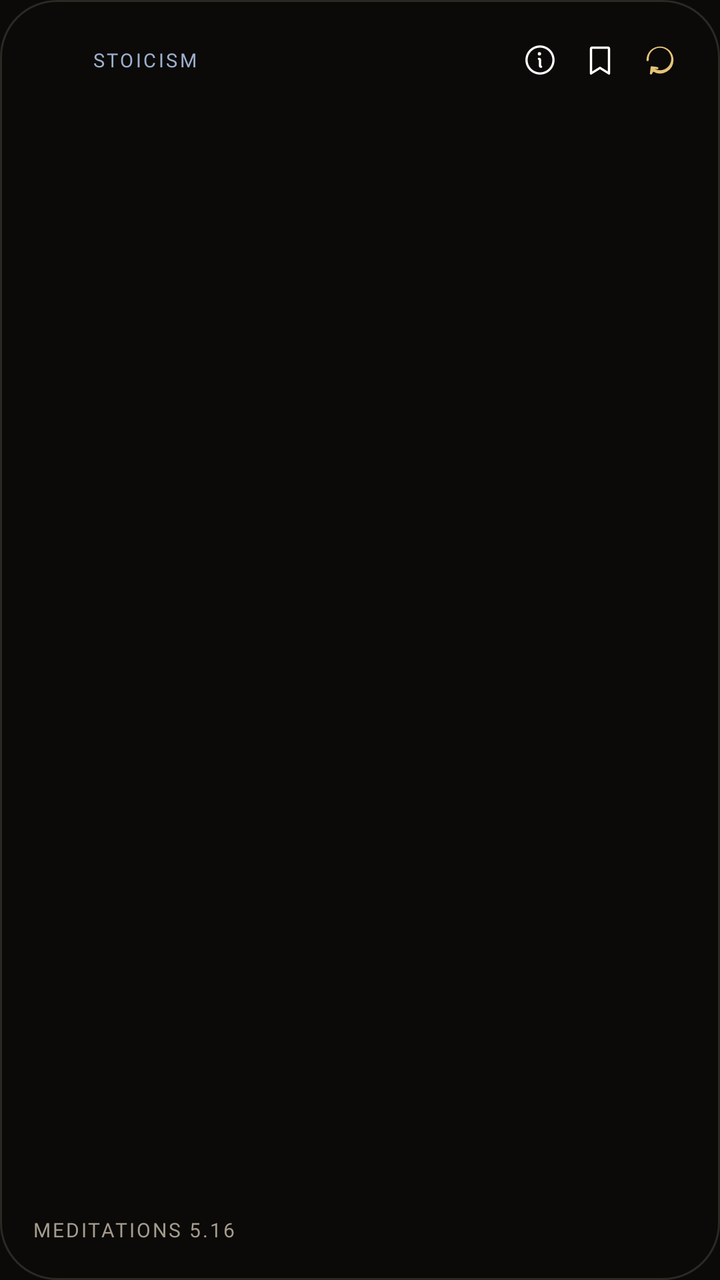
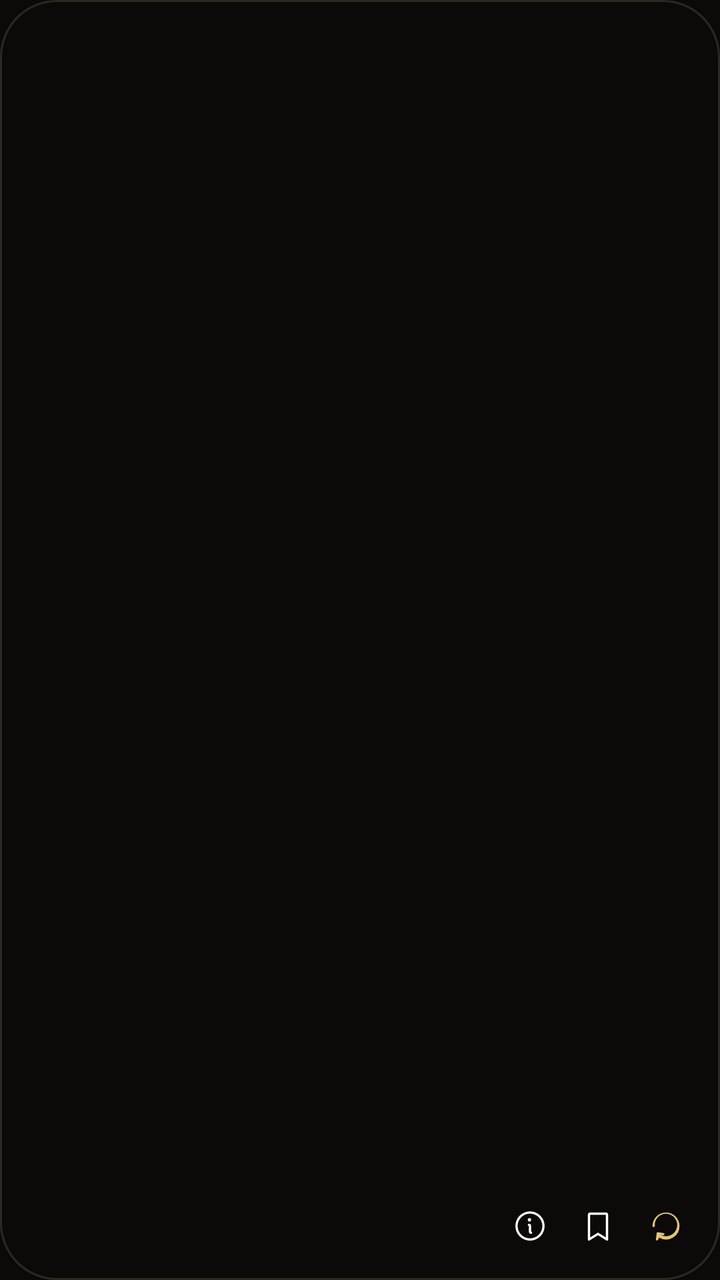

An Android layout rendered at two revisions. The XML below is the earlier revision; the diff shows what the commit changed to produce the second picture.
<!-- AndroidManifest.xml: application theme Theme.Fathom.Starting -->
<!-- res/layout/widget_daily_wisdom.xml -->
<?xml version="1.0" encoding="utf-8"?>
<FrameLayout xmlns:android="http://schemas.android.com/apk/res/android"
    android:id="@+id/widget_root"
    android:layout_width="match_parent"
    android:layout_height="match_parent"
    android:background="@drawable/widget_card_background">

    <ImageView
        android:id="@+id/widget_background"
        android:layout_width="match_parent"
        android:layout_height="match_parent"
        android:importantForAccessibility="no"
        android:scaleType="fitXY" />

    <LinearLayout
        android:layout_width="match_parent"
        android:layout_height="match_parent"
        android:orientation="vertical"
        android:padding="16dp">

        <RelativeLayout
            android:layout_width="match_parent"
            android:layout_height="wrap_content">

            <ImageView
                android:id="@+id/widget_emblem"
                android:layout_width="22dp"
                android:layout_height="22dp"
                android:layout_alignParentStart="true"
                android:layout_centerVertical="true"
                android:importantForAccessibility="no" />

            <TextView
                android:id="@+id/widget_tradition_badge"
                android:layout_width="wrap_content"
                android:layout_height="wrap_content"
                android:layout_centerVertical="true"
                android:layout_marginStart="8dp"
                android:layout_marginEnd="8dp"
                android:layout_toEndOf="@id/widget_emblem"
                android:layout_toStartOf="@id/widget_actions_container"
                android:ellipsize="end"
                android:fontFamily="@font/geist"
                android:fontVariationSettings="'wght' 500"
                android:letterSpacing="0.12"
                android:maxLines="1"
                android:text="STOICISM"
                android:textColor="#9DB0CC"
                android:textSize="9.5sp" />

            <LinearLayout
                android:id="@+id/widget_actions_container"
                android:layout_width="wrap_content"
                android:layout_height="wrap_content"
                android:layout_alignParentEnd="true"
                android:layout_centerVertical="true"
                android:gravity="center_vertical"
                android:orientation="horizontal">

                <ImageView
                    android:id="@+id/widget_btn_info"
                    android:layout_width="28dp"
                    android:layout_height="28dp"
                    android:layout_marginEnd="2dp"
                    android:background="?android:attr/selectableItemBackgroundBorderless"
                    android:contentDescription="Toggle exegesis commentary"
                    android:padding="5dp"
                    android:src="@drawable/widget_icon_info" />

                <ImageView
                    android:id="@+id/widget_btn_bookmark"
                    android:layout_width="28dp"
                    android:layout_height="28dp"
                    android:layout_marginEnd="2dp"
                    android:background="?android:attr/selectableItemBackgroundBorderless"
                    android:contentDescription="Bookmark passage"
                    android:padding="5dp"
                    android:src="@drawable/widget_icon_bookmark" />

                <ImageView
                    android:id="@+id/widget_btn_refresh"
                    android:layout_width="28dp"
                    android:layout_height="28dp"
                    android:background="?android:attr/selectableItemBackgroundBorderless"
                    android:contentDescription="Refresh verse"
                    android:padding="5dp"
                    android:src="@drawable/widget_icon_refresh" />
            </LinearLayout>
        </RelativeLayout>

        <ListView
            android:id="@+id/widget_scroll_list"
            android:layout_width="match_parent"
            android:layout_height="0dp"
            android:layout_marginTop="6dp"
            android:layout_marginBottom="6dp"
            android:layout_weight="1"
            android:divider="@null"
            android:dividerHeight="0dp"
            android:fadingEdge="vertical"
            android:fadingEdgeLength="8dp"
            android:nestedScrollingEnabled="true"
            android:requiresFadingEdge="vertical"
            android:scrollbars="none" />

        <RelativeLayout
            android:layout_width="match_parent"
            android:layout_height="wrap_content">

            <ImageView
                android:id="@+id/widget_wordmark"
                android:layout_width="wrap_content"
                android:layout_height="18dp"
                android:layout_alignParentEnd="true"
                android:layout_centerVertical="true"
                android:adjustViewBounds="true"
                android:importantForAccessibility="no" />

            <TextView
                android:id="@+id/widget_verse_reference"
                android:layout_width="wrap_content"
                android:layout_height="wrap_content"
                android:layout_alignParentStart="true"
                android:layout_centerVertical="true"
                android:layout_marginEnd="12dp"
                android:layout_toStartOf="@id/widget_wordmark"
                android:ellipsize="end"
                android:fontFamily="@font/geist"
                android:fontVariationSettings="'wght' 500"
                android:letterSpacing="0.10"
                android:maxLines="1"
                android:text="MEDITATIONS 5.16"
                android:textColor="#A59C8D"
                android:textSize="10sp" />
        </RelativeLayout>
    </LinearLayout>
</FrameLayout>
<!-- resources referenced by this layout -->
<resources>
  <!-- drawable widget_card_background (drawable) -->
  <?xml version="1.0" encoding="utf-8"?>
  <shape xmlns:android="http://schemas.android.com/apk/res/android"
      android:shape="rectangle">
      <solid android:color="#0B0A09" />
      <stroke
          android:width="1dp"
          android:color="#2C2824" />
      <corners android:radius="28dp" />
  </shape>
  <!-- drawable widget_icon_bookmark (drawable) -->
  <?xml version="1.0" encoding="utf-8"?>
  <vector xmlns:android="http://schemas.android.com/apk/res/android"
      android:width="24dp"
      android:height="24dp"
      android:viewportWidth="256"
      android:viewportHeight="256">
      <path
          android:fillColor="#FFFFFF"
          android:pathData="M184,32H72A16,16,0,0,0,56,48V224a8,8,0,0,0,12.24,6.78L128,193.43l59.77,37.35A8,8,0,0,0,200,224V48A16,16,0,0,0,184,32Zm0,177.57-51.77-32.35a8,8,0,0,0-8.48,0L72,209.57V48H184Z"/>
  </vector>
  <!-- drawable widget_icon_info (drawable) -->
  <?xml version="1.0" encoding="utf-8"?>
  <vector xmlns:android="http://schemas.android.com/apk/res/android"
      android:width="24dp"
      android:height="24dp"
      android:viewportWidth="256"
      android:viewportHeight="256">
      <path
          android:fillColor="#FFFFFF"
          android:pathData="M128,24A104,104,0,1,0,232,128,104.11,104.11,0,0,0,128,24Zm0,192a88,88,0,1,1,88-88A88.1,88.1,0,0,1,128,216Zm16-40a8,8,0,0,1-8,8,16,16,0,0,1-16-16V128a8,8,0,0,1,0-16,16,16,0,0,1,16,16v40A8,8,0,0,1,144,176Zm-20-80a12,12,0,1,1,12-12A12,12,0,0,1,124,96Z"/>
  </vector>
  <!-- drawable widget_icon_refresh (drawable) -->
  <?xml version="1.0" encoding="utf-8"?>
  <vector xmlns:android="http://schemas.android.com/apk/res/android"
      android:width="24dp"
      android:height="24dp"
      android:viewportWidth="256"
      android:viewportHeight="256">
      <path
          android:fillColor="#E5C378"
          android:pathData="M224,128a96,96,0,0,1-144.07,83.11l-9.33,16.16A8,8,0,0,1,56.7,219.4l4.63-40.06a8,8,0,0,1,8.9-7l39.81,5.69a8,8,0,0,1-2.26,15.84l-18.06-2.58A80,80,0,1,0,48,128a8,8,0,0,1-16,0,96,96,0,1,1,192,0Z"/>
  </vector>
  <style name="Theme.Fathom.Starting" parent="@android:style/Theme.Material.Light.NoActionBar">
          <item name="android:windowBackground">@color/fathom_background</item>
      </style>
  <color name="fathom_background">#0B0A09</color>
</resources>

<!-- the commit's change to res/layout/widget_daily_wisdom.xml (unified diff, before → after) -->
@@ -6,132 +6,46 @@
     android:background="@drawable/widget_card_background">
 
     <ImageView
-        android:id="@+id/widget_background"
+        android:id="@+id/widget_canvas"
         android:layout_width="match_parent"
         android:layout_height="match_parent"
-        android:importantForAccessibility="no"
         android:scaleType="fitXY" />
 
     <LinearLayout
-        android:layout_width="match_parent"
-        android:layout_height="match_parent"
-        android:orientation="vertical"
-        android:padding="16dp">
+        android:id="@+id/widget_actions_container"
+        android:layout_width="wrap_content"
+        android:layout_height="wrap_content"
+        android:layout_gravity="bottom|end"
+        android:layout_marginEnd="10dp"
+        android:layout_marginBottom="10dp"
+        android:gravity="center_vertical"
+        android:orientation="horizontal">
 
-        <RelativeLayout
-            android:layout_width="match_parent"
-            android:layout_height="wrap_content">
+        <ImageView
+            android:id="@+id/widget_btn_info"
+            android:layout_width="34dp"
+            android:layout_height="34dp"
+            android:background="?android:attr/selectableItemBackgroundBorderless"
+            android:contentDescription="Show context"
+            android:padding="8dp"
+            android:src="@drawable/widget_icon_info" />
 
-            <ImageView
-                android:id="@+id/widget_emblem"
-                android:layout_width="22dp"
-                android:layout_height="22dp"
-                android:layout_alignParentStart="true"
-                android:layout_centerVertical="true"
-                android:importantForAccessibility="no" />
+        <ImageView
+            android:id="@+id/widget_btn_bookmark"
+            android:layout_width="34dp"
+            android:layout_height="34dp"
+            android:background="?android:attr/selectableItemBackgroundBorderless"
+            android:contentDescription="Save passage"
+            android:padding="8dp"
+            android:src="@drawable/widget_icon_bookmark" />
 
-            <TextView
-                android:id="@+id/widget_tradition_badge"
-                android:layout_width="wrap_content"
-                android:layout_height="wrap_content"
-                android:layout_centerVertical="true"
-                android:layout_marginStart="8dp"
-                android:layout_marginEnd="8dp"
-                android:layout_toEndOf="@id/widget_emblem"
-                android:layout_toStartOf="@id/widget_actions_container"
-                android:ellipsize="end"
-                android:fontFamily="@font/geist"
-                android:fontVariationSettings="'wght' 500"
-                android:letterSpacing="0.12"
-                android:maxLines="1"
-                android:text="STOICISM"
-                android:textColor="#9DB0CC"
-                android:textSize="9.5sp" />
-
-            <LinearLayout
-                android:id="@+id/widget_actions_container"
-                android:layout_width="wrap_content"
-                android:layout_height="wrap_content"
-                android:layout_alignParentEnd="true"
-                android:layout_centerVertical="true"
-                android:gravity="center_vertical"
-                android:orientation="horizontal">
-
-                <ImageView
-                    android:id="@+id/widget_btn_info"
-                    android:layout_width="28dp"
-                    android:layout_height="28dp"
-                    android:layout_marginEnd="2dp"
-                    android:background="?android:attr/selectableItemBackgroundBorderless"
-                    android:contentDescription="Toggle exegesis commentary"
-                    android:padding="5dp"
-                    android:src="@drawable/widget_icon_info" />
-
-                <ImageView
-                    android:id="@+id/widget_btn_bookmark"
-                    android:layout_width="28dp"
-                    android:layout_height="28dp"
-                    android:layout_marginEnd="2dp"
-                    android:background="?android:attr/selectableItemBackgroundBorderless"
-                    android:contentDescription="Bookmark passage"
-                    android:padding="5dp"
-                    android:src="@drawable/widget_icon_bookmark" />
-
-                <ImageView
-                    android:id="@+id/widget_btn_refresh"
-                    android:layout_width="28dp"
-                    android:layout_height="28dp"
-                    android:background="?android:attr/selectableItemBackgroundBorderless"
-                    android:contentDescription="Refresh verse"
-                    android:padding="5dp"
-                    android:src="@drawable/widget_icon_refresh" />
-            </LinearLayout>
-        </RelativeLayout>
-
-        <ListView
-            android:id="@+id/widget_scroll_list"
-            android:layout_width="match_parent"
-            android:layout_height="0dp"
-            android:layout_marginTop="6dp"
-            android:layout_marginBottom="6dp"
-            android:layout_weight="1"
-            android:divider="@null"
-            android:dividerHeight="0dp"
-            android:fadingEdge="vertical"
-            android:fadingEdgeLength="8dp"
-            android:nestedScrollingEnabled="true"
-            android:requiresFadingEdge="vertical"
-            android:scrollbars="none" />
-
-        <RelativeLayout
-            android:layout_width="match_parent"
-            android:layout_height="wrap_content">
-
-            <ImageView
-                android:id="@+id/widget_wordmark"
-                android:layout_width="wrap_content"
-                android:layout_height="18dp"
-                android:layout_alignParentEnd="true"
-                android:layout_centerVertical="true"
-                android:adjustViewBounds="true"
-                android:importantForAccessibility="no" />
-
-            <TextView
-                android:id="@+id/widget_verse_reference"
-                android:layout_width="wrap_content"
-                android:layout_height="wrap_content"
-                android:layout_alignParentStart="true"
-                android:layout_centerVertical="true"
-                android:layout_marginEnd="12dp"
-                android:layout_toStartOf="@id/widget_wordmark"
-                android:ellipsize="end"
-                android:fontFamily="@font/geist"
-                android:fontVariationSettings="'wght' 500"
-                android:letterSpacing="0.10"
-                android:maxLines="1"
-                android:text="MEDITATIONS 5.16"
-                android:textColor="#A59C8D"
-                android:textSize="10sp" />
-        </RelativeLayout>
+        <ImageView
+            android:id="@+id/widget_btn_refresh"
+            android:layout_width="34dp"
+            android:layout_height="34dp"
+            android:background="?android:attr/selectableItemBackgroundBorderless"
+            android:contentDescription="Show another passage"
+            android:padding="8dp"
+            android:src="@drawable/widget_icon_refresh" />
     </LinearLayout>
 </FrameLayout>
